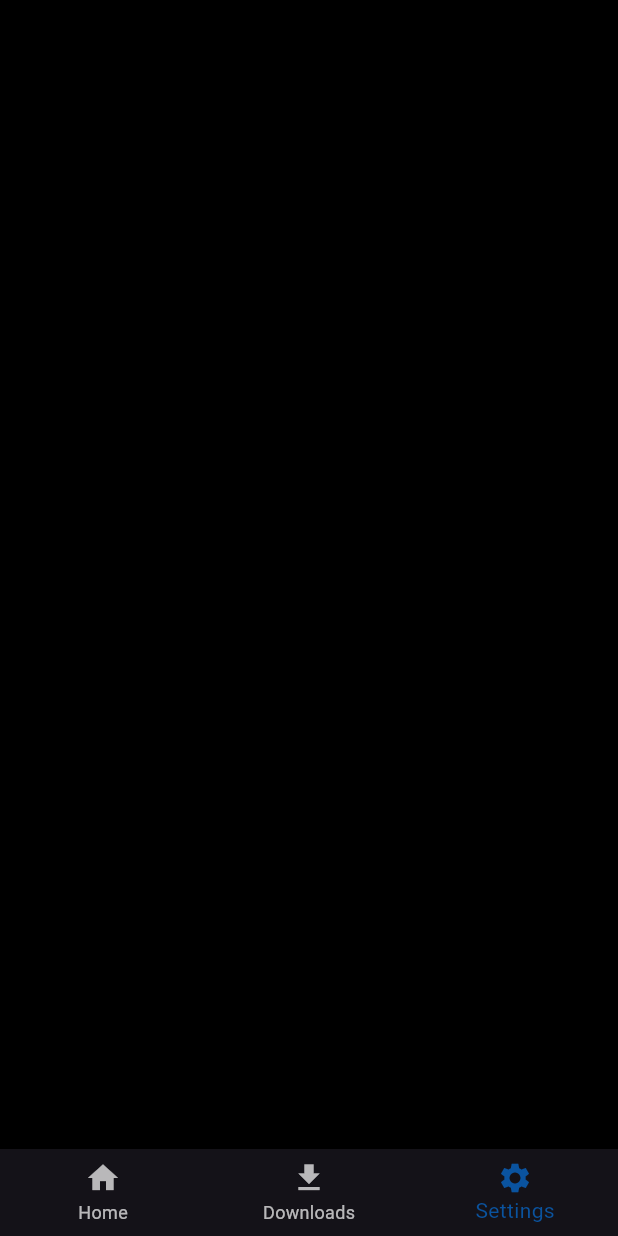
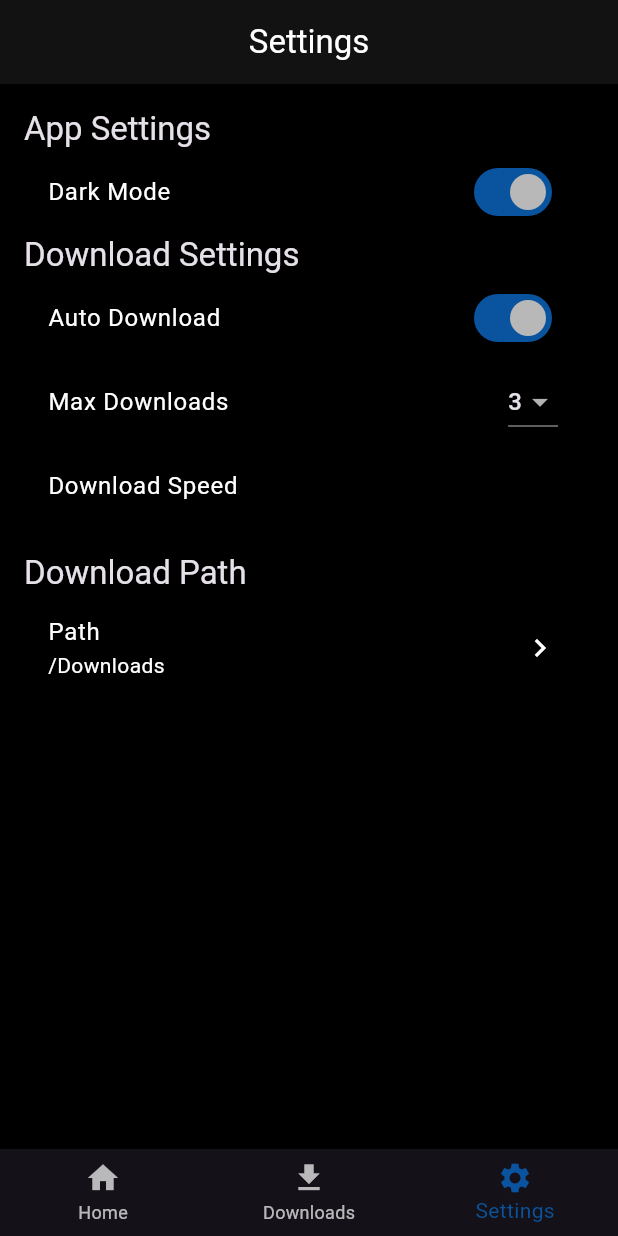
Before and after one commit to Harrem/YoutubeDownloader, a Flutter app: the screen it shows after launch, item 3 of the bottom bar chosen, on a phone screen of 412 x 824 dp. Run offline on Flutter 3.47's test engine with Material 2 defaults, Android fonts, the phone set to English and light mode, and no system bars; our stand-ins replace permission_handler, shared_preferences; missing offline and left inert: flutter_downloader, youtube_explode_dart.

Commit message:
added prototype settings ui

```diff
--- a/lib/Views/settings_view.dart
+++ b/lib/Views/settings_view.dart
@@ -8,8 +8,127 @@ class Settings extends StatefulWidget {
 }
 
 class _SettingsState extends State<Settings> {
+  bool _autoDownload = true;
+  bool _darkMode = true;
+  int _maxDownloads = 3;
+  double _downloadSpeed = 1.5;
+  String _downloadPath = '/Downloads';
+
+  void _onAutoDownloadChanged(bool value) {
+    setState(() {
+      _autoDownload = value;
+    });
+  }
+
+  void _onDarkModeChanged(bool value) {
+    setState(() {
+      _darkMode = value;
+    });
+  }
+
+  void _onMaxDownloadsChanged(int? value) {
+    setState(() {
+      _maxDownloads = value!;
+    });
+  }
+
+  void _onDownloadSpeedChanged(double value) {
+    setState(() {
+      _downloadSpeed = value;
+    });
+  }
+
+  void _onDownloadPathChanged(String value) {
+    setState(() {
+      _downloadPath = value;
+    });
+  }
+
   @override
   Widget build(BuildContext context) {
-    return Container();
+    return Scaffold(
+      appBar: AppBar(
+        title: const Text('Settings'),
+        centerTitle: true,
+      ),
+      body: Padding(
+        padding: const EdgeInsets.all(16.0),
+        child: Column(
+          crossAxisAlignment: CrossAxisAlignment.start,
+          children: [
+            Text(
+              'App Settings',
+              style: Theme.of(context).textTheme.titleLarge,
+            ),
+            SwitchListTile(
+              title: const Text('Dark Mode'),
+              value: _darkMode,
+              onChanged: _onDarkModeChanged,
+            ),
+            Text(
+              'Download Settings',
+              style: Theme.of(context).textTheme.titleLarge,
+            ),
+            SwitchListTile(
+              title: const Text('Auto Download'),
+              value: _autoDownload,
+              onChanged: _onAutoDownloadChanged,
+            ),
+            ListTile(
+              title: const Text('Max Downloads'),
+              trailing: DropdownButton<int>(
+                value: _maxDownloads,
+                onChanged: _onMaxDownloadsChanged,
+                items: const [
+                  DropdownMenuItem(
+                    value: 1,
+                    child: Text('1'),
+                  ),
+                  DropdownMenuItem(
+                    value: 2,
+                    child: Text('2'),
+                  ),
+                  DropdownMenuItem(
+                    value: 3,
+                    child: Text('3'),
+                  ),
+                  DropdownMenuItem(
+                    value: 4,
+                    child: Text('4'),
+                  ),
+                  DropdownMenuItem(
+                    value: 5,
+                    child: Text('5'),
+                  ),
+                ],
+              ),
+            ),
+            ListTile(
+              title: const Text('Download Speed'),
+              // trailing: Slider(
+              //   value: _downloadSpeed,
+              //   min: 0.5,
+              //   max: 2.0,
+              //   divisions: 3,
+              //   onChanged: _onDownloadSpeedChanged,
+              // ),
+            ),
+            const SizedBox(height: 16.0),
+            Text(
+              'Download Path',
+              style: Theme.of(context).textTheme.titleLarge,
+            ),
+            ListTile(
+              title: const Text('Path'),
+              subtitle: Text(_downloadPath),
+              trailing: const Icon(Icons.keyboard_arrow_right),
+              onTap: () {
+                // TODO: Implement file picker to select download path
+              },
+            ),
+          ],
+        ),
+      ),
+    );
   }
 }
```
